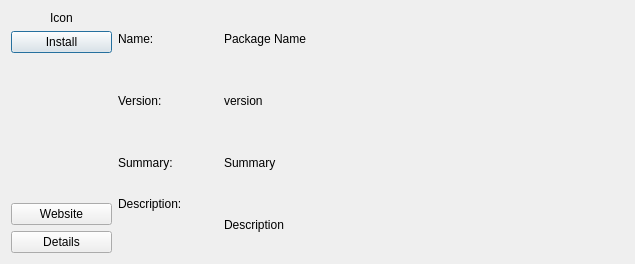
Before: the Qt Designer form kyrpm-installer/RpmDisplayDlg.ui in openeuler-mirror/kylin-installer, drawn with Qt 5.
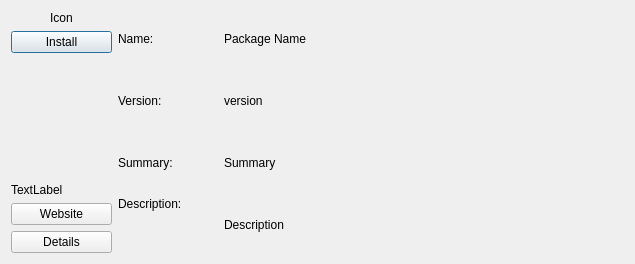
After: the same form once the commit is applied.

```diff
--- a/kyrpm-installer/RpmDisplayDlg.ui
+++ b/kyrpm-installer/RpmDisplayDlg.ui
@@ -46,6 +46,13 @@
        </property>
       </spacer>
      </item>
+     <item>
+      <widget class="QLabel" name="webLabel">
+       <property name="text">
+        <string>TextLabel</string>
+       </property>
+      </widget>
+     </item>
      <item>
       <widget class="QPushButton" name="webBtn">
        <property name="text">
```
